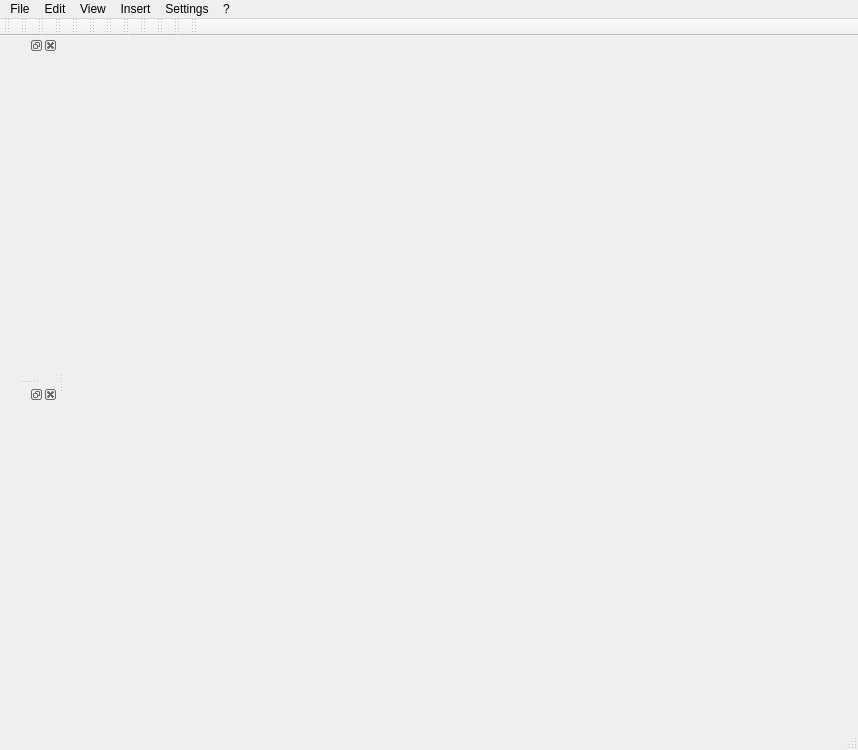
Qt form src/newui/pmmainwindow.ui (tribad/povmodeler) before a commit.
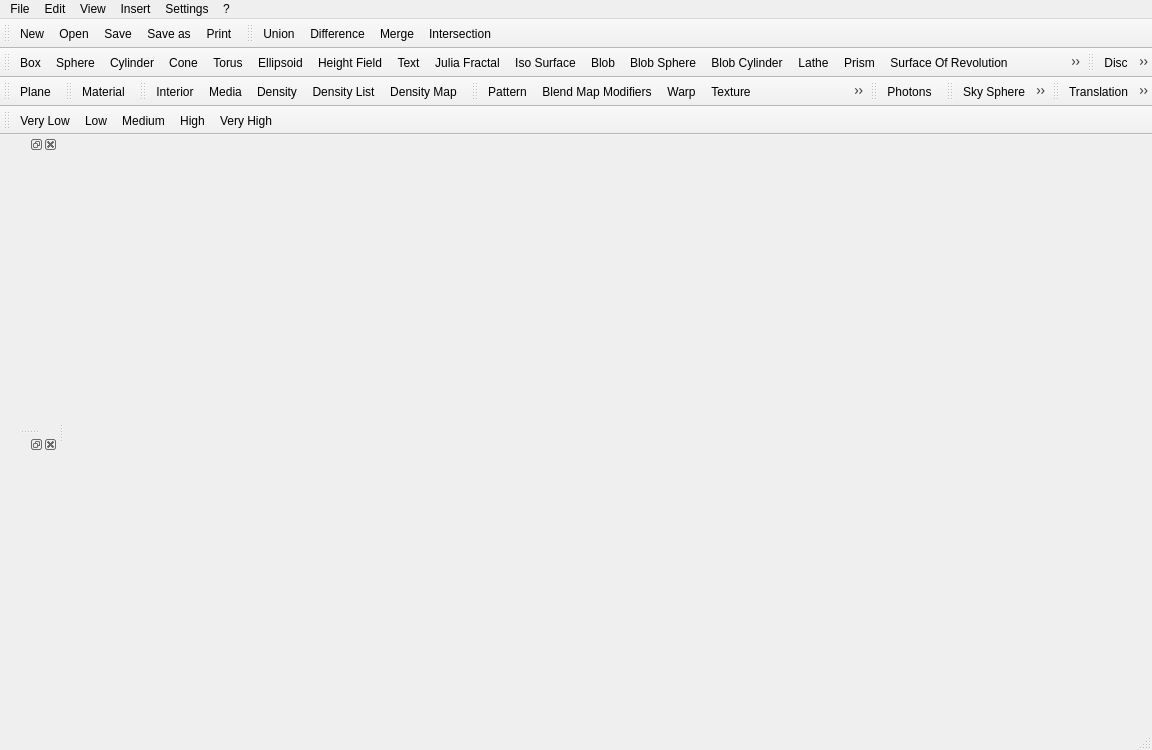
The same form after that commit. Icons and pictures are not drawn. Custom widgets are drawn as their Qt base class.

Commit message:
The toolbars have their icons
The menu-items as well.

```diff
--- a/src/newui/pmmainwindow.ui
+++ b/src/newui/pmmainwindow.ui
@@ -6,7 +6,7 @@
    <rect>
     <x>0</x>
     <y>0</y>
-    <width>858</width>
+    <width>1152</width>
     <height>750</height>
    </rect>
   </property>
@@ -41,7 +41,7 @@
     <rect>
      <x>0</x>
      <y>0</y>
-     <width>858</width>
+     <width>1152</width>
      <height>24</height>
     </rect>
    </property>
@@ -131,6 +131,11 @@
    <attribute name="toolBarBreak">
     <bool>false</bool>
    </attribute>
+   <addaction name="actionNew"/>
+   <addaction name="actionOpen"/>
+   <addaction name="actionSave"/>
+   <addaction name="actionSave_as"/>
+   <addaction name="actionPrint"/>
   </widget>
   <widget class="QDockWidget" name="treeDockWidget">
    <property name="sizePolicy">
@@ -164,6 +169,9 @@
    <widget class="SigPMPropertyWidget" name="dockWidgetContents_2"/>
   </widget>
   <widget class="QToolBar" name="toolbarCSG">
+   <property name="enabled">
+    <bool>true</bool>
+   </property>
    <property name="windowTitle">
     <string>toolBar</string>
    </property>
@@ -173,6 +181,10 @@
    <attribute name="toolBarBreak">
     <bool>false</bool>
    </attribute>
+   <addaction name="actionUnion"/>
+   <addaction name="actionDifference"/>
+   <addaction name="actionMerge"/>
+   <addaction name="actionIntersection"/>
   </widget>
   <widget class="QToolBar" name="toolbarSolidPrimitives">
    <property name="windowTitle">
@@ -182,8 +194,26 @@
     <enum>TopToolBarArea</enum>
    </attribute>
    <attribute name="toolBarBreak">
-    <bool>false</bool>
+    <bool>true</bool>
    </attribute>
+   <addaction name="actionBox"/>
+   <addaction name="actionSphere"/>
+   <addaction name="actionCylinder"/>
+   <addaction name="actionCone"/>
+   <addaction name="actionTorus"/>
+   <addaction name="actionEllipsoid"/>
+   <addaction name="actionHeight_Field"/>
+   <addaction name="actionText"/>
+   <addaction name="actionJulia_Fractal"/>
+   <addaction name="actionIso_Surface"/>
+   <addaction name="actionBlob"/>
+   <addaction name="actionBlob_Sphere"/>
+   <addaction name="actionBlob_Cylinder"/>
+   <addaction name="actionLathe"/>
+   <addaction name="actionPrism"/>
+   <addaction name="actionSurface_Of_Revolution"/>
+   <addaction name="actionSphere_Sweep"/>
+   <addaction name="actionObject_Link"/>
   </widget>
   <widget class="QToolBar" name="toolbarFinitePatch">
    <property name="windowTitle">
@@ -195,6 +225,10 @@
    <attribute name="toolBarBreak">
     <bool>false</bool>
    </attribute>
+   <addaction name="actionDisc"/>
+   <addaction name="actionBicubic_Patch"/>
+   <addaction name="actionTriangle"/>
+   <addaction name="actionMesh"/>
   </widget>
   <widget class="QToolBar" name="toolbarInfiniteSolid">
    <property name="windowTitle">
@@ -204,8 +238,9 @@
     <enum>TopToolBarArea</enum>
    </attribute>
    <attribute name="toolBarBreak">
-    <bool>false</bool>
+    <bool>true</bool>
    </attribute>
+   <addaction name="actionPlane"/>
   </widget>
   <widget class="QToolBar" name="toolbarMaterial">
    <property name="windowTitle">
@@ -217,6 +252,7 @@
    <attribute name="toolBarBreak">
     <bool>false</bool>
    </attribute>
+   <addaction name="actionMaterial_2"/>
   </widget>
   <widget class="QToolBar" name="toolbarInterior">
    <property name="windowTitle">
@@ -228,6 +264,11 @@
    <attribute name="toolBarBreak">
     <bool>false</bool>
    </attribute>
+   <addaction name="actionInterior_2"/>
+   <addaction name="actionMedia"/>
+   <addaction name="actionDensity"/>
+   <addaction name="actionDensity_List"/>
+   <addaction name="actionDensity_Map"/>
   </widget>
   <widget class="QToolBar" name="toolbarTexture">
    <property name="windowTitle">
@@ -239,6 +280,29 @@
    <attribute name="toolBarBreak">
     <bool>false</bool>
    </attribute>
+   <addaction name="actionPattern"/>
+   <addaction name="actionBlend_Map_Modifiers"/>
+   <addaction name="actionWarp"/>
+   <addaction name="actionTexture_2"/>
+   <addaction name="actionInterior_Texture"/>
+   <addaction name="actionPigment"/>
+   <addaction name="actionNormal"/>
+   <addaction name="actionSolid_Color"/>
+   <addaction name="actionTexture_List"/>
+   <addaction name="actionColor_ist"/>
+   <addaction name="actionPigment_List"/>
+   <addaction name="actionNormal_List"/>
+   <addaction name="actionTexture_Map"/>
+   <addaction name="actionMaterial_Map"/>
+   <addaction name="actionPigment_Map"/>
+   <addaction name="actionImange_Map"/>
+   <addaction name="actionColor_Map"/>
+   <addaction name="actionNormal_Map"/>
+   <addaction name="actionBump_Map"/>
+   <addaction name="actionSlope"/>
+   <addaction name="actionSlope_Map"/>
+   <addaction name="actionFinish"/>
+   <addaction name="actionQuick_Color"/>
   </widget>
   <widget class="QToolBar" name="toolbarPhotons">
    <property name="windowTitle">
@@ -250,6 +314,7 @@
    <attribute name="toolBarBreak">
     <bool>false</bool>
    </attribute>
+   <addaction name="actionPhotons_2"/>
   </widget>
   <widget class="QToolBar" name="toolbarAthmospheric">
    <property name="windowTitle">
@@ -261,6 +326,9 @@
    <attribute name="toolBarBreak">
     <bool>false</bool>
    </attribute>
+   <addaction name="actionSky_Sphere"/>
+   <addaction name="actionRainbow"/>
+   <addaction name="actionFog"/>
   </widget>
   <widget class="QToolBar" name="toolbarTransformation">
    <property name="windowTitle">
@@ -272,6 +340,10 @@
    <attribute name="toolBarBreak">
     <bool>false</bool>
    </attribute>
+   <addaction name="actionTranslation"/>
+   <addaction name="actionScale"/>
+   <addaction name="actionRotate"/>
+   <addaction name="actionMatrix"/>
   </widget>
   <widget class="QToolBar" name="toolbarGlobalDetailLevel">
    <property name="windowTitle">
@@ -281,8 +353,13 @@
     <enum>TopToolBarArea</enum>
    </attribute>
    <attribute name="toolBarBreak">
-    <bool>false</bool>
+    <bool>true</bool>
    </attribute>
+   <addaction name="actionVery_Low"/>
+   <addaction name="actionLow"/>
+   <addaction name="actionMedium"/>
+   <addaction name="actionHigh"/>
+   <addaction name="actionVery_High"/>
   </widget>
   <action name="actionAbout">
    <property name="text">
@@ -476,7 +553,747 @@
   </action>
   <action name="actionGlobal_Detail_Level">
    <property name="text">
-    <string>Global Detail Level</string>
+    <string>Global Settings</string>
+   </property>
+  </action>
+  <action name="actionRadiosity">
+   <property name="icon">
+    <iconset resource="../../add-png-icons.qrc">
+     <normaloff>:/smallicon/icons/povicons/small/pmradiosity.png</normaloff>:/smallicon/icons/povicons/small/pmradiosity.png</iconset>
+   </property>
+   <property name="text">
+    <string>Radiosity</string>
+   </property>
+  </action>
+  <action name="actionGlobal_Photons">
+   <property name="icon">
+    <iconset resource="../../add-png-icons.qrc">
+     <normaloff>:/smallicon/icons/povicons/small/pmglobalphotons.png</normaloff>:/smallicon/icons/povicons/small/pmglobalphotons.png</iconset>
+   </property>
+   <property name="text">
+    <string>Global Photons</string>
+   </property>
+  </action>
+  <action name="actionDeclarations">
+   <property name="icon">
+    <iconset resource="../../add-png-icons.qrc">
+     <normaloff>:/smallicon/icons/povicons/small/pmdeclare.png</normaloff>:/smallicon/icons/povicons/small/pmdeclare.png</iconset>
+   </property>
+   <property name="text">
+    <string>Declarations</string>
+   </property>
+  </action>
+  <action name="actionDeclare_Function">
+   <property name="icon">
+    <iconset resource="../../add-png-icons.qrc">
+     <normaloff>:/smallicon/icons/povicons/small/pmdeclare-f.png</normaloff>:/smallicon/icons/povicons/small/pmdeclare-f.png</iconset>
+   </property>
+   <property name="text">
+    <string>Declare Function</string>
+   </property>
+  </action>
+  <action name="actionBounded_By">
+   <property name="icon">
+    <iconset resource="../../add-png-icons.qrc">
+     <normaloff>:/smallicon/icons/povicons/small/pmboundedby.png</normaloff>:/smallicon/icons/povicons/small/pmboundedby.png</iconset>
+   </property>
+   <property name="text">
+    <string>Bounded By</string>
+   </property>
+  </action>
+  <action name="actionClipped_By">
+   <property name="icon">
+    <iconset resource="../../add-png-icons.qrc">
+     <normaloff>:/smallicon/icons/povicons/small/pmclippedby.png</normaloff>:/smallicon/icons/povicons/small/pmclippedby.png</iconset>
+   </property>
+   <property name="text">
+    <string>Clipped By</string>
+   </property>
+  </action>
+  <action name="actionLight">
+   <property name="icon">
+    <iconset resource="../../add-png-icons.qrc">
+     <normaloff>:/smallicon/icons/povicons/small/pmlight.png</normaloff>:/smallicon/icons/povicons/small/pmlight.png</iconset>
+   </property>
+   <property name="text">
+    <string>Light</string>
+   </property>
+  </action>
+  <action name="actionLight_Group">
+   <property name="icon">
+    <iconset resource="../../add-png-icons.qrc">
+     <normaloff>:/smallicon/icons/povicons/small/pmlightgroup.png</normaloff>:/smallicon/icons/povicons/small/pmlightgroup.png</iconset>
+   </property>
+   <property name="text">
+    <string>Light Group</string>
+   </property>
+  </action>
+  <action name="actionLooks_Like">
+   <property name="icon">
+    <iconset resource="../../add-png-icons.qrc">
+     <normaloff>:/smallicon/icons/povicons/small/pmlookslike.png</normaloff>:/smallicon/icons/povicons/small/pmlookslike.png</iconset>
+   </property>
+   <property name="text">
+    <string>Looks Like</string>
+   </property>
+  </action>
+  <action name="actionProjected_Through">
+   <property name="icon">
+    <iconset resource="../../add-png-icons.qrc">
+     <normaloff>:/smallicon/icons/povicons/small/pmprojectedthrough.png</normaloff>:/smallicon/icons/povicons/small/pmprojectedthrough.png</iconset>
+   </property>
+   <property name="text">
+    <string>Projected Through</string>
+   </property>
+  </action>
+  <action name="actionCameraInsert">
+   <property name="icon">
+    <iconset resource="../../add-png-icons.qrc">
+     <normaloff>:/smallicon/icons/povicons/small/pmcamera.png</normaloff>:/smallicon/icons/povicons/small/pmcamera.png</iconset>
+   </property>
+   <property name="text">
+    <string>Camera</string>
+   </property>
+  </action>
+  <action name="actionComment">
+   <property name="icon">
+    <iconset resource="../../add-png-icons.qrc">
+     <normaloff>:/smallicon/icons/povicons/small/pmcomment.png</normaloff>:/smallicon/icons/povicons/small/pmcomment.png</iconset>
+   </property>
+   <property name="text">
+    <string>Comment</string>
+   </property>
+  </action>
+  <action name="actionRaw_Povray">
+   <property name="icon">
+    <iconset resource="../../add-png-icons.qrc">
+     <normaloff>:/smallicon/icons/povicons/small/pmraw.png</normaloff>:/smallicon/icons/povicons/small/pmraw.png</iconset>
+   </property>
+   <property name="text">
+    <string>Raw Povray</string>
+   </property>
+  </action>
+  <action name="actionBox">
+   <property name="icon">
+    <iconset resource="../../add-png-icons.qrc">
+     <normaloff>:/smallicon/icons/povicons/small/pmbox.png</normaloff>:/smallicon/icons/povicons/small/pmbox.png</iconset>
+   </property>
+   <property name="text">
+    <string>Box</string>
+   </property>
+  </action>
+  <action name="actionSphere">
+   <property name="icon">
+    <iconset resource="../../add-png-icons.qrc">
+     <normaloff>:/smallicon/icons/povicons/small/pmsphere.png</normaloff>:/smallicon/icons/povicons/small/pmsphere.png</iconset>
+   </property>
+   <property name="text">
+    <string>Sphere</string>
+   </property>
+  </action>
+  <action name="actionCylinder">
+   <property name="icon">
+    <iconset resource="../../add-png-icons.qrc">
+     <normaloff>:/smallicon/icons/povicons/small/pmcylinder.png</normaloff>:/smallicon/icons/povicons/small/pmcylinder.png</iconset>
+   </property>
+   <property name="text">
+    <string>Cylinder</string>
+   </property>
+  </action>
+  <action name="actionCone">
+   <property name="icon">
+    <iconset resource="../../add-png-icons.qrc">
+     <normaloff>:/smallicon/icons/povicons/small/pmcone.png</normaloff>:/smallicon/icons/povicons/small/pmcone.png</iconset>
+   </property>
+   <property name="text">
+    <string>Cone</string>
+   </property>
+  </action>
+  <action name="actionTorus">
+   <property name="icon">
+    <iconset resource="../../add-png-icons.qrc">
+     <normaloff>:/smallicon/icons/povicons/small/pmtorus.png</normaloff>:/smallicon/icons/povicons/small/pmtorus.png</iconset>
+   </property>
+   <property name="text">
+    <string>Torus</string>
+   </property>
+  </action>
+  <action name="actionEllipsoid">
+   <property name="icon">
+    <iconset resource="../../add-png-icons.qrc">
+     <normaloff>:/smallicon/icons/povicons/small/pmsqe.png</normaloff>:/smallicon/icons/povicons/small/pmsqe.png</iconset>
+   </property>
+   <property name="text">
+    <string>Ellipsoid</string>
+   </property>
+  </action>
+  <action name="actionHeight_Field">
+   <property name="icon">
+    <iconset resource="../../add-png-icons.qrc">
+     <normaloff>:/smallicon/icons/povicons/small/pmheightfield.png</normaloff>:/smallicon/icons/povicons/small/pmheightfield.png</iconset>
+   </property>
+   <property name="text">
+    <string>Height Field</string>
+   </property>
+  </action>
+  <action name="actionText">
+   <property name="icon">
+    <iconset resource="../../add-png-icons.qrc">
+     <normaloff>:/smallicon/icons/povicons/small/pmtext.png</normaloff>:/smallicon/icons/povicons/small/pmtext.png</iconset>
+   </property>
+   <property name="text">
+    <string>Text</string>
+   </property>
+  </action>
+  <action name="actionJulia_Fractal">
+   <property name="icon">
+    <iconset resource="../../add-png-icons.qrc">
+     <normaloff>:/smallicon/icons/povicons/small/pmjuliafractal.png</normaloff>:/smallicon/icons/povicons/small/pmjuliafractal.png</iconset>
+   </property>
+   <property name="text">
+    <string>Julia Fractal</string>
+   </property>
+  </action>
+  <action name="actionIso_Surface">
+   <property name="icon">
+    <iconset resource="../../add-png-icons.qrc">
+     <normaloff>:/smallicon/icons/povicons/small/pmisosurface.png</normaloff>:/smallicon/icons/povicons/small/pmisosurface.png</iconset>
+   </property>
+   <property name="text">
+    <string>Iso Surface</string>
+   </property>
+  </action>
+  <action name="actionBlob">
+   <property name="icon">
+    <iconset resource="../../add-png-icons.qrc">
+     <normaloff>:/smallicon/icons/povicons/small/pmblob.png</normaloff>:/smallicon/icons/povicons/small/pmblob.png</iconset>
+   </property>
+   <property name="text">
+    <string>Blob</string>
+   </property>
+  </action>
+  <action name="actionBlob_Sphere">
+   <property name="icon">
+    <iconset resource="../../add-png-icons.qrc">
+     <normaloff>:/smallicon/icons/povicons/small/pmblobsphere.png</normaloff>:/smallicon/icons/povicons/small/pmblobsphere.png</iconset>
+   </property>
+   <property name="text">
+    <string>Blob Sphere</string>
+   </property>
+  </action>
+  <action name="actionBlob_Cylinder">
+   <property name="icon">
+    <iconset resource="../../add-png-icons.qrc">
+     <normaloff>:/smallicon/icons/povicons/small/pmblobcylinder.png</normaloff>:/smallicon/icons/povicons/small/pmblobcylinder.png</iconset>
+   </property>
+   <property name="text">
+    <string>Blob Cylinder</string>
+   </property>
+  </action>
+  <action name="actionLathe">
+   <property name="icon">
+    <iconset resource="../../add-png-icons.qrc">
+     <normaloff>:/smallicon/icons/povicons/small/pmlathe.png</normaloff>:/smallicon/icons/povicons/small/pmlathe.png</iconset>
+   </property>
+   <property name="text">
+    <string>Lathe</string>
+   </property>
+  </action>
+  <action name="actionPrism">
+   <property name="icon">
+    <iconset resource="../../add-png-icons.qrc">
+     <normaloff>:/smallicon/icons/povicons/small/pmprism.png</normaloff>:/smallicon/icons/povicons/small/pmprism.png</iconset>
+   </property>
+   <property name="text">
+    <string>Prism</string>
+   </property>
+  </action>
+  <action name="actionSurface_Of_Revolution">
+   <property name="icon">
+    <iconset resource="../../add-png-icons.qrc">
+     <normaloff>:/smallicon/icons/povicons/small/pmsor.png</normaloff>:/smallicon/icons/povicons/small/pmsor.png</iconset>
+   </property>
+   <property name="text">
+    <string>Surface Of Revolution</string>
+   </property>
+  </action>
+  <action name="actionSphere_Sweep">
+   <property name="icon">
+    <iconset resource="../../add-png-icons.qrc">
+     <normaloff>:/smallicon/icons/povicons/small/pmspheresweep.png</normaloff>:/smallicon/icons/povicons/small/pmspheresweep.png</iconset>
+   </property>
+   <property name="text">
+    <string>Sphere Sweep</string>
+   </property>
+  </action>
+  <action name="actionObject_Link">
+   <property name="icon">
+    <iconset resource="../../add-png-icons.qrc">
+     <normaloff>:/smallicon/icons/povicons/small/pmobjectlink.png</normaloff>:/smallicon/icons/povicons/small/pmobjectlink.png</iconset>
+   </property>
+   <property name="text">
+    <string>Object Link</string>
+   </property>
+  </action>
+  <action name="actionDisc">
+   <property name="icon">
+    <iconset resource="../../add-png-icons.qrc">
+     <normaloff>:/smallicon/icons/povicons/small/pmdisc.png</normaloff>:/smallicon/icons/povicons/small/pmdisc.png</iconset>
+   </property>
+   <property name="text">
+    <string>Disc</string>
+   </property>
+  </action>
+  <action name="actionBicubic_Patch">
+   <property name="icon">
+    <iconset resource="../../add-png-icons.qrc">
+     <normaloff>:/smallicon/icons/povicons/small/pmbicubicpatch.png</normaloff>:/smallicon/icons/povicons/small/pmbicubicpatch.png</iconset>
+   </property>
+   <property name="text">
+    <string>Bicubic Patch</string>
+   </property>
+  </action>
+  <action name="actionTriangle">
+   <property name="icon">
+    <iconset resource="../../add-png-icons.qrc">
+     <normaloff>:/smallicon/icons/povicons/small/pmtriangle.png</normaloff>:/smallicon/icons/povicons/small/pmtriangle.png</iconset>
+   </property>
+   <property name="text">
+    <string>Triangle</string>
+   </property>
+  </action>
+  <action name="actionMesh">
+   <property name="icon">
+    <iconset resource="../../add-png-icons.qrc">
+     <normaloff>:/smallicon/icons/povicons/small/pmmesh.png</normaloff>:/smallicon/icons/povicons/small/pmmesh.png</iconset>
+   </property>
+   <property name="text">
+    <string>Mesh</string>
+   </property>
+  </action>
+  <action name="actionPlane">
+   <property name="icon">
+    <iconset resource="../../add-png-icons.qrc">
+     <normaloff>:/smallicon/icons/povicons/small/pmplane.png</normaloff>:/smallicon/icons/povicons/small/pmplane.png</iconset>
+   </property>
+   <property name="text">
+    <string>Plane</string>
+   </property>
+  </action>
+  <action name="actionUnion">
+   <property name="icon">
+    <iconset resource="../../add-png-icons.qrc">
+     <normaloff>:/smallicon/icons/povicons/small/pmunion.png</normaloff>:/smallicon/icons/povicons/small/pmunion.png</iconset>
+   </property>
+   <property name="text">
+    <string>Union</string>
+   </property>
+  </action>
+  <action name="actionDifference">
+   <property name="icon">
+    <iconset resource="../../add-png-icons.qrc">
+     <normaloff>:/smallicon/icons/povicons/small/pmdifference.png</normaloff>:/smallicon/icons/povicons/small/pmdifference.png</iconset>
+   </property>
+   <property name="text">
+    <string>Difference</string>
+   </property>
+  </action>
+  <action name="actionMerge">
+   <property name="icon">
+    <iconset resource="../../add-png-icons.qrc">
+     <normaloff>:/smallicon/icons/povicons/small/pmmerge.png</normaloff>:/smallicon/icons/povicons/small/pmmerge.png</iconset>
+   </property>
+   <property name="text">
+    <string>Merge</string>
+   </property>
+  </action>
+  <action name="actionIntersection">
+   <property name="icon">
+    <iconset resource="../../add-png-icons.qrc">
+     <normaloff>:/smallicon/icons/povicons/small/pmintersection.png</normaloff>:/smallicon/icons/povicons/small/pmintersection.png</iconset>
+   </property>
+   <property name="text">
+    <string>Intersection</string>
+   </property>
+  </action>
+  <action name="actionMaterial_2">
+   <property name="icon">
+    <iconset resource="../../add-png-icons.qrc">
+     <normaloff>:/smallicon/icons/povicons/small/pmmaterial.png</normaloff>:/smallicon/icons/povicons/small/pmmaterial.png</iconset>
+   </property>
+   <property name="text">
+    <string>Material</string>
+   </property>
+  </action>
+  <action name="actionInterior_2">
+   <property name="icon">
+    <iconset resource="../../add-png-icons.qrc">
+     <normaloff>:/smallicon/icons/povicons/small/pminterior.png</normaloff>:/smallicon/icons/povicons/small/pminterior.png</iconset>
+   </property>
+   <property name="text">
+    <string>Interior</string>
+   </property>
+  </action>
+  <action name="actionMedia">
+   <property name="icon">
+    <iconset resource="../../add-png-icons.qrc">
+     <normaloff>:/smallicon/icons/povicons/small/pmmedia.png</normaloff>:/smallicon/icons/povicons/small/pmmedia.png</iconset>
+   </property>
+   <property name="text">
+    <string>Media</string>
+   </property>
+  </action>
+  <action name="actionDensity">
+   <property name="icon">
+    <iconset resource="../../add-png-icons.qrc">
+     <normaloff>:/smallicon/icons/povicons/small/pmdensity.png</normaloff>:/smallicon/icons/povicons/small/pmdensity.png</iconset>
+   </property>
+   <property name="text">
+    <string>Density</string>
+   </property>
+  </action>
+  <action name="actionDensity_List">
+   <property name="icon">
+    <iconset resource="../../add-png-icons.qrc">
+     <normaloff>:/smallicon/icons/povicons/small/pmdensitylist.png</normaloff>:/smallicon/icons/povicons/small/pmdensitylist.png</iconset>
+   </property>
+   <property name="text">
+    <string>Density List</string>
+   </property>
+  </action>
+  <action name="actionDensity_Map">
+   <property name="icon">
+    <iconset resource="../../add-png-icons.qrc">
+     <normaloff>:/smallicon/icons/povicons/small/pmdensitymap.png</normaloff>:/smallicon/icons/povicons/small/pmdensitymap.png</iconset>
+   </property>
+   <property name="text">
+    <string>Density Map</string>
+   </property>
+  </action>
+  <action name="actionPattern">
+   <property name="icon">
+    <iconset resource="../../add-png-icons.qrc">
+     <normaloff>:/smallicon/icons/povicons/small/pmpattern.png</normaloff>:/smallicon/icons/povicons/small/pmpattern.png</iconset>
+   </property>
+   <property name="text">
+    <string>Pattern</string>
+   </property>
+  </action>
+  <action name="actionBlend_Map_Modifiers">
+   <property name="icon">
+    <iconset resource="../../add-png-icons.qrc">
+     <normaloff>:/smallicon/icons/povicons/small/pmblendmapmodifiers.png</normaloff>:/smallicon/icons/povicons/small/pmblendmapmodifiers.png</iconset>
+   </property>
+   <property name="text">
+    <string>Blend Map Modifiers</string>
+   </property>
+  </action>
+  <action name="actionWarp">
+   <property name="icon">
+    <iconset resource="../../add-png-icons.qrc">
+     <normaloff>:/smallicon/icons/povicons/small/pmwarp.png</normaloff>:/smallicon/icons/povicons/small/pmwarp.png</iconset>
+   </property>
+   <property name="text">
+    <string>Warp</string>
+   </property>
+  </action>
+  <action name="actionTexture_2">
+   <property name="icon">
+    <iconset resource="../../add-png-icons.qrc">
+     <normaloff>:/smallicon/icons/povicons/small/pmtexture.png</normaloff>:/smallicon/icons/povicons/small/pmtexture.png</iconset>
+   </property>
+   <property name="text">
+    <string>Texture</string>
+   </property>
+  </action>
+  <action name="actionInterior_Texture">
+   <property name="icon">
+    <iconset resource="../../add-png-icons.qrc">
+     <normaloff>:/smallicon/icons/povicons/small/pminteriortexture.png</normaloff>:/smallicon/icons/povicons/small/pminteriortexture.png</iconset>
+   </property>
+   <property name="text">
+    <string>Interior Texture</string>
+   </property>
+  </action>
+  <action name="actionPigment">
+   <property name="icon">
+    <iconset resource="../../add-png-icons.qrc">
+     <normaloff>:/smallicon/icons/povicons/small/pmpigment.png</normaloff>:/smallicon/icons/povicons/small/pmpigment.png</iconset>
+   </property>
+   <property name="text">
+    <string>Pigment</string>
+   </property>
+  </action>
+  <action name="actionNormal">
+   <property name="icon">
+    <iconset resource="../../add-png-icons.qrc">
+     <normaloff>:/smallicon/icons/povicons/small/pmnormal.png</normaloff>:/smallicon/icons/povicons/small/pmnormal.png</iconset>
+   </property>
+   <property name="text">
+    <string>Normal</string>
+   </property>
+  </action>
+  <action name="actionSolid_Color">
+   <property name="icon">
+    <iconset resource="../../add-png-icons.qrc">
+     <normaloff>:/smallicon/icons/povicons/small/pmsolidcolor.png</normaloff>:/smallicon/icons/povicons/small/pmsolidcolor.png</iconset>
+   </property>
+   <property name="text">
+    <string>Solid Color</string>
+   </property>
+  </action>
+  <action name="actionTexture_List">
+   <property name="icon">
+    <iconset resource="../../add-png-icons.qrc">
+     <normaloff>:/smallicon/icons/povicons/small/pmtexturelist.png</normaloff>:/smallicon/icons/povicons/small/pmtexturelist.png</iconset>
+   </property>
+   <property name="text">
+    <string>Texture List</string>
+   </property>
+  </action>
+  <action name="actionColor_ist">
+   <property name="icon">
+    <iconset resource="../../add-png-icons.qrc">
+     <normaloff>:/smallicon/icons/povicons/small/pmcolorlist.png</normaloff>:/smallicon/icons/povicons/small/pmcolorlist.png</iconset>
+   </property>
+   <property name="text">
+    <string>Color ist</string>
+   </property>
+  </action>
+  <action name="actionPigment_List">
+   <property name="icon">
+    <iconset resource="../../add-png-icons.qrc">
+     <normaloff>:/smallicon/icons/povicons/small/pmpigmentlist.png</normaloff>:/smallicon/icons/povicons/small/pmpigmentlist.png</iconset>
+   </property>
+   <property name="text">
+    <string>Pigment List</string>
+   </property>
+  </action>
+  <action name="actionNormal_List">
+   <property name="icon">
+    <iconset resource="../../add-png-icons.qrc">
+     <normaloff>:/smallicon/icons/povicons/small/pmnormallist.png</normaloff>:/smallicon/icons/povicons/small/pmnormallist.png</iconset>
+   </property>
+   <property name="text">
+    <string>Normal List</string>
+   </property>
+  </action>
+  <action name="actionTexture_Map">
+   <property name="icon">
+    <iconset resource="../../add-png-icons.qrc">
+     <normaloff>:/smallicon/icons/povicons/small/pmtexturemap.png</normaloff>:/smallicon/icons/povicons/small/pmtexturemap.png</iconset>
+   </property>
+   <property name="text">
+    <string>Texture Map</string>
+   </property>
+  </action>
+  <action name="actionMaterial_Map">
+   <property name="icon">
+    <iconset resource="../../add-png-icons.qrc">
+     <normaloff>:/smallicon/icons/povicons/small/pmmaterialmap.png</normaloff>:/smallicon/icons/povicons/small/pmmaterialmap.png</iconset>
+   </property>
+   <property name="text">
+    <string>Material Map</string>
+   </property>
+  </action>
+  <action name="actionPigment_Map">
+   <property name="icon">
+    <iconset resource="../../add-png-icons.qrc">
+     <normaloff>:/smallicon/icons/povicons/small/pmpigmentmap.png</normaloff>:/smallicon/icons/povicons/small/pmpigmentmap.png</iconset>
+   </property>
+   <property name="text">
+    <string>Pigment Map</string>
+   </property>
+  </action>
+  <action name="actionImange_Map">
+   <property name="icon">
+    <iconset resource="../../add-png-icons.qrc">
+     <normaloff>:/smallicon/icons/povicons/small/pmimagemap.png</normaloff>:/smallicon/icons/povicons/small/pmimagemap.png</iconset>
+   </property>
+   <property name="text">
+    <string>Imange Map</string>
+   </property>
+  </action>
+  <action name="actionColor_Map">
+   <property name="icon">
+    <iconset resource="../../add-png-icons.qrc">
+     <normaloff>:/smallicon/icons/povicons/small/pmcolormap.png</normaloff>:/smallicon/icons/povicons/small/pmcolormap.png</iconset>
+   </property>
+   <property name="text">
+    <string>Color Map</string>
+   </property>
+  </action>
+  <action name="actionNormal_Map">
+   <property name="icon">
+    <iconset resource="../../add-png-icons.qrc">
+     <normaloff>:/smallicon/icons/povicons/small/pmnormalmap.png</normaloff>:/smallicon/icons/povicons/small/pmnormalmap.png</iconset>
+   </property>
+   <property name="text">
+    <string>Normal Map</string>
+   </property>
+  </action>
+  <action name="actionBump_Map">
+   <property name="icon">
+    <iconset resource="../../add-png-icons.qrc">
+     <normaloff>:/smallicon/icons/povicons/small/pmbumpmap.png</normaloff>:/smallicon/icons/povicons/small/pmbumpmap.png</iconset>
+   </property>
+   <property name="text">
+    <string>Bump Map</string>
+   </property>
+  </action>
+  <action name="actionSlope">
+   <property name="icon">
+    <iconset resource="../../add-png-icons.qrc">
+     <normaloff>:/smallicon/icons/povicons/small/pmslope.png</normaloff>:/smallicon/icons/povicons/small/pmslope.png</iconset>
+   </property>
+   <property name="text">
+    <string>Slope</string>
+   </property>
+  </action>
+  <action name="actionSlope_Map">
+   <property name="icon">
+    <iconset resource="../../add-png-icons.qrc">
+     <normaloff>:/smallicon/icons/povicons/small/pmslopemap.png</normaloff>:/smallicon/icons/povicons/small/pmslopemap.png</iconset>
+   </property>
+   <property name="text">
+    <string>Slope Map</string>
+   </property>
+  </action>
+  <action name="actionFinish">
+   <property name="icon">
+    <iconset resource="../../add-png-icons.qrc">
+     <normaloff>:/smallicon/icons/povicons/small/pmfinish.png</normaloff>:/smallicon/icons/povicons/small/pmfinish.png</iconset>
+   </property>
+   <property name="text">
+    <string>Finitsh</string>
+   </property>
+  </action>
+  <action name="actionQuick_Color">
+   <property name="icon">
+    <iconset resource="../../add-png-icons.qrc">
+     <normaloff>:/smallicon/icons/povicons/small/pmquickcolor.png</normaloff>:/smallicon/icons/povicons/small/pmquickcolor.png</iconset>
+   </property>
+   <property name="text">
+    <string>Quick Color</string>
+   </property>
+  </action>
+  <action name="actionPhotons_2">
+   <property name="icon">
+    <iconset resource="../../add-png-icons.qrc">
+     <normaloff>:/smallicon/icons/povicons/small/pmphotons.png</normaloff>:/smallicon/icons/povicons/small/pmphotons.png</iconset>
+   </property>
+   <property name="text">
+    <string>Photons</string>
+   </property>
+  </action>
+  <action name="actionSky_Sphere">
+   <property name="icon">
+    <iconset resource="../../add-png-icons.qrc">
+     <normaloff>:/smallicon/icons/povicons/small/pmskysphere.png</normaloff>:/smallicon/icons/povicons/small/pmskysphere.png</iconset>
+   </property>
+   <property name="text">
+    <string>Sky Sphere</string>
+   </property>
+  </action>
+  <action name="actionRainbow">
+   <property name="icon">
+    <iconset resource="../../add-png-icons.qrc">
+     <normaloff>:/smallicon/icons/povicons/small/pmrainbow.png</normaloff>:/smallicon/icons/povicons/small/pmrainbow.png</iconset>
+   </property>
+   <property name="text">
+    <string>Rainbow</string>
+   </property>
+  </action>
+  <action name="actionFog">
+   <property name="icon">
+    <iconset resource="../../add-png-icons.qrc">
+     <normaloff>:/smallicon/icons/povicons/small/pmfog.png</normaloff>:/smallicon/icons/povicons/small/pmfog.png</iconset>
+   </property>
+   <property name="text">
+    <string>Fog</string>
+   </property>
+  </action>
+  <action name="actionTranslation">
+   <property name="icon">
+    <iconset resource="../../add-png-icons.qrc">
+     <normaloff>:/smallicon/icons/povicons/small/pmtranslate.png</normaloff>:/smallicon/icons/povicons/small/pmtranslate.png</iconset>
+   </property>
+   <property name="text">
+    <string>Translation</string>
+   </property>
+  </action>
+  <action name="actionScale">
+   <property name="icon">
+    <iconset resource="../../add-png-icons.qrc">
+     <normaloff>:/smallicon/icons/povicons/small/pmscale.png</normaloff>:/smallicon/icons/povicons/small/pmscale.png</iconset>
+   </property>
+   <property name="text">
+    <string>Scale</string>
+   </property>
+  </action>
+  <action name="actionRotate">
+   <property name="icon">
+    <iconset resource="../../add-png-icons.qrc">
+     <normaloff>:/smallicon/icons/povicons/small/pmrotate.png</normaloff>:/smallicon/icons/povicons/small/pmrotate.png</iconset>
+   </property>
+   <property name="text">
+    <string>Rotate</string>
+   </property>
+  </action>
+  <action name="actionMatrix">
+   <property name="icon">
+    <iconset resource="../../add-png-icons.qrc">
+     <normaloff>:/smallicon/icons/povicons/small/pmmatrix.png</normaloff>:/smallicon/icons/povicons/small/pmmatrix.png</iconset>
+   </property>
+   <property name="text">
+    <string>Matrix</string>
+   </property>
+  </action>
+  <action name="actionUndo">
+   <property name="enabled">
+    <bool>false</bool>
+   </property>
+   <property name="icon">
+    <iconset theme="edit-undo"/>
+   </property>
+   <property name="text">
+    <string>Undo</string>
+   </property>
+  </action>
+  <action name="actionRedo">
+   <property name="enabled">
+    <bool>false</bool>
+   </property>
+   <property name="icon">
+    <iconset theme="edit-redo"/>
+   </property>
+   <property name="text">
+    <string>Redo</string>
+   </property>
+  </action>
+  <action name="actionVery_Low">
+   <property name="text">
+    <string>Very Low</string>
+   </property>
+  </action>
+  <action name="actionLow">
+   <property name="text">
+    <string>Low</string>
+   </property>
+  </action>
+  <action name="actionMedium">
+   <property name="text">
+    <string>Medium</string>
+   </property>
+  </action>
+  <action name="actionHigh">
+   <property name="text">
+    <string>High</string>
+   </property>
+  </action>
+  <action name="actionVery_High">
+   <property name="text">
+    <string>Very High</string>
    </property>
   </action>
  </widget>
```
Left out of the diff: 216 changed lines with no effect on the pictures. The commit also changes 1 other file.
